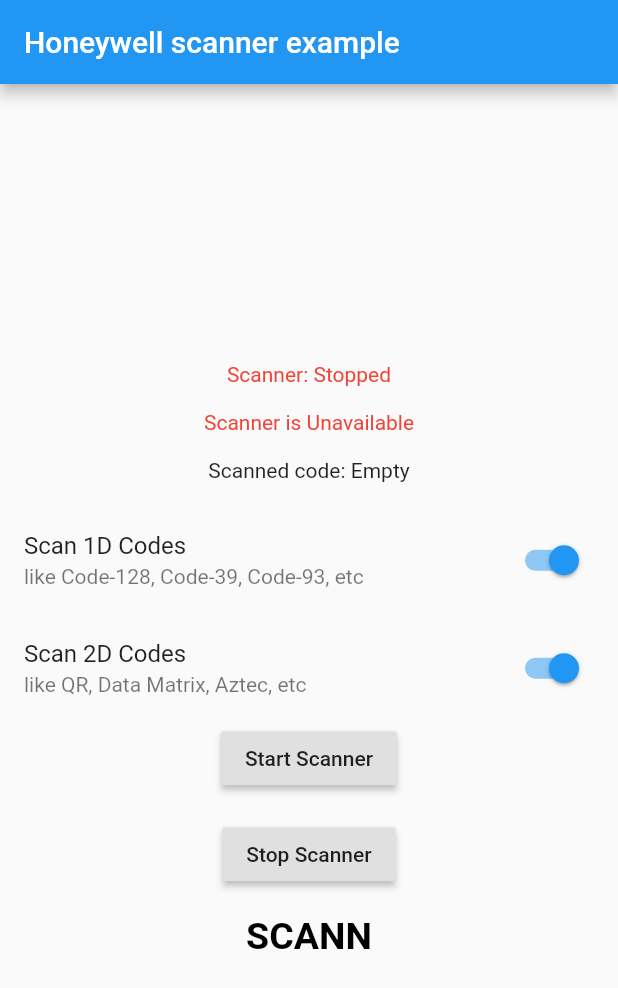
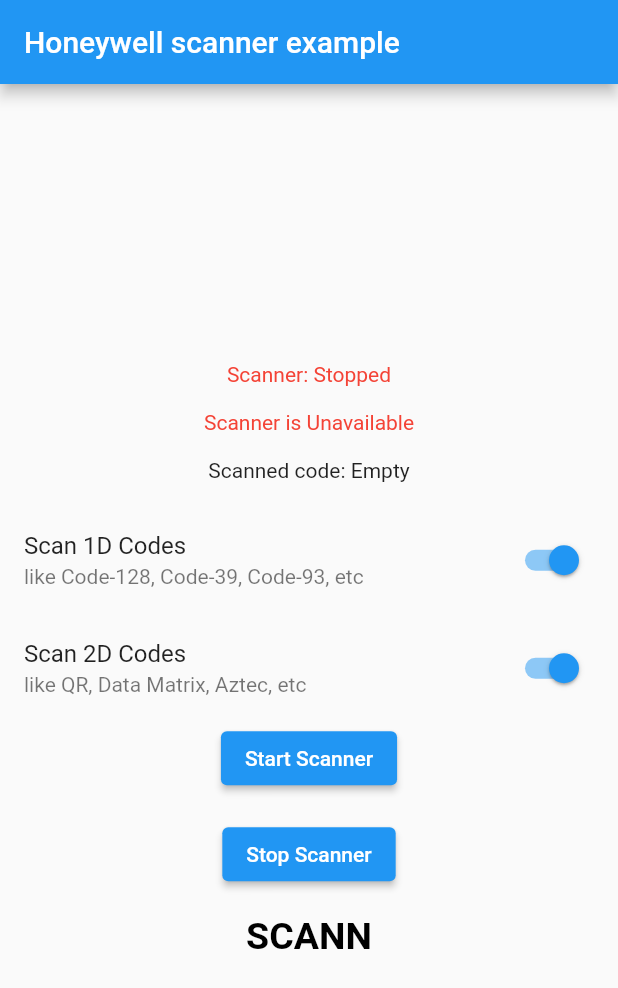
Before and after one commit to ln-sergey/honeywell_plugin, a Flutter app: the screen it shows after launch, on a phone screen of 412 x 824 dp. Shown: the top 988 px of the screen. Run offline on Flutter 3.47's test engine with Material 2 defaults, Android fonts, the phone set to English and light mode, and no system bars.

Commit message:
fix warning 2

```diff
--- a/example/lib/main.dart
+++ b/example/lib/main.dart
@@ -76,7 +76,7 @@ class _MyAppState extends State<MyApp>
               style:
                   TextStyle(color: scannerEnabled ? Colors.blue : Colors.red),
             ),
-            Divider(
+            const Divider(
               color: Colors.transparent,
             ),
             Text(
@@ -84,16 +84,16 @@ class _MyAppState extends State<MyApp>
               style:
                   TextStyle(color: scannerEnabled ? Colors.blue : Colors.red),
             ),
-            Divider(
+            const Divider(
               color: Colors.transparent,
             ),
             Text('Scanned code: $scannedCode'),
-            Divider(
+            const Divider(
               color: Colors.transparent,
             ),
             SwitchListTile(
-              title: Text("Scan 1D Codes"),
-              subtitle: Text("like Code-128, Code-39, Code-93, etc"),
+              title: const Text("Scan 1D Codes"),
+              subtitle: const Text("like Code-128, Code-39, Code-93, etc"),
               value: scan1DFormats,
               onChanged: (value) {
                 scan1DFormats = value;
@@ -102,8 +102,8 @@ class _MyAppState extends State<MyApp>
               },
             ),
             SwitchListTile(
-              title: Text("Scan 2D Codes"),
-              subtitle: Text("like QR, Data Matrix, Aztec, etc"),
+              title: const Text("Scan 2D Codes"),
+              subtitle: const Text("like QR, Data Matrix, Aztec, etc"),
               value: scan2DFormats,
               onChanged: (value) {
                 scan2DFormats = value;
@@ -111,26 +111,26 @@ class _MyAppState extends State<MyApp>
                 setState(() {});
               },
             ),
-            RaisedButton(
-              child: Text("Start Scanner"),
+            ElevatedButton(
+              child: const Text("Start Scanner"),
               onPressed: () {
                 honeywellScanner!.startScanner();
                 scannerEnabled = true;
                 setState(() {});
               },
             ),
-            Divider(
+            const Divider(
               color: Colors.transparent,
             ),
-            RaisedButton(
-              child: Text("Stop Scanner"),
+            ElevatedButton(
+              child: const Text("Stop Scanner"),
               onPressed: () {
                 honeywellScanner!.stopScanner();
                 scannerEnabled = false;
                 setState(() {});
               },
             ),
-            Divider(
+            const Divider(
               color: Colors.transparent,
             ),
             GestureDetector(
@@ -140,7 +140,7 @@ class _MyAppState extends State<MyApp>
                 onTapUp: (tapUpDetails) {
                   honeywellScanner!.stopScanning();
                 },
-                child: Text(
+                child: const Text(
                   'SCANN',
                   style: TextStyle(
                       fontWeight: FontWeight.bold,
@@ -156,7 +156,6 @@ class _MyAppState extends State<MyApp>
   @override
   void didChangeAppLifecycleState(AppLifecycleState state) {
     super.didChangeAppLifecycleState(state);
-    if (state == null) return;
     switch (state) {
       case AppLifecycleState.resumed:
         if (honeywellScanner != null) honeywellScanner!.resumeScanner();
--- a/lib/code_format.dart
+++ b/lib/code_format.dart
@@ -1,3 +1,5 @@
+// ignore_for_file: constant_identifier_names
+
 import 'package:collection/collection.dart' show IterableExtension;
 import 'package:flutter/foundation.dart';
 
@@ -49,30 +51,30 @@ enum CodeFormat {
 }
 
 extension CodeFormatUtils on CodeFormat {
-  static final String _CODE_FORMAT_PROPERTY_AZTEC_ENABLED = "DEC_AZTEC_ENABLED";
-  static final String _CODE_FORMAT_PROPERTY_CODABAR_ENABLED =
+  static const String _CODE_FORMAT_PROPERTY_AZTEC_ENABLED = "DEC_AZTEC_ENABLED";
+  static const String _CODE_FORMAT_PROPERTY_CODABAR_ENABLED =
       "DEC_CODABAR_ENABLED";
-  static final String _CODE_FORMAT_PROPERTY_CODE_39_ENABLED =
+  static const String _CODE_FORMAT_PROPERTY_CODE_39_ENABLED =
       "DEC_CODE39_ENABLED";
-  static final String _CODE_FORMAT_PROPERTY_CODE_93_ENABLED =
+  static const String _CODE_FORMAT_PROPERTY_CODE_93_ENABLED =
       "DEC_CODE93_ENABLED";
-  static final String _CODE_FORMAT_PROPERTY_CODE_128_ENABLED =
+  static const String _CODE_FORMAT_PROPERTY_CODE_128_ENABLED =
       "DEC_CODE128_ENABLED";
-  static final String _CODE_FORMAT_PROPERTY_DATAMATRIX_ENABLED =
+  static const String _CODE_FORMAT_PROPERTY_DATAMATRIX_ENABLED =
       "DEC_DATAMATRIX_ENABLED";
-  static final String _CODE_FORMAT_PROPERTY_EAN_8_ENABLED = "DEC_EAN8_ENABLED";
-  static final String _CODE_FORMAT_PROPERTY_EAN_13_ENABLED =
+  static const String _CODE_FORMAT_PROPERTY_EAN_8_ENABLED = "DEC_EAN8_ENABLED";
+  static const String _CODE_FORMAT_PROPERTY_EAN_13_ENABLED =
       "DEC_EAN13_ENABLED";
-  static final String _CODE_FORMAT_PROPERTY_MAXICODE_ENABLED =
+  static const String _CODE_FORMAT_PROPERTY_MAXICODE_ENABLED =
       "DEC_MAXICODE_ENABLED";
-  static final String _CODE_FORMAT_PROPERTY_PDF_417_ENABLED =
+  static const String _CODE_FORMAT_PROPERTY_PDF_417_ENABLED =
       "DEC_PDF417_ENABLED";
-  static final String _CODE_FORMAT_PROPERTY_QR_CODE_ENABLED = "DEC_QR_ENABLED";
-  static final String _CODE_FORMAT_PROPERTY_RSS_ENABLED = "DEC_RSS_14_ENABLED";
-  static final String _CODE_FORMAT_PROPERTY_RSS_EXPANDED_ENABLED =
+  static const String _CODE_FORMAT_PROPERTY_QR_CODE_ENABLED = "DEC_QR_ENABLED";
+  static const String _CODE_FORMAT_PROPERTY_RSS_ENABLED = "DEC_RSS_14_ENABLED";
+  static const String _CODE_FORMAT_PROPERTY_RSS_EXPANDED_ENABLED =
       "DEC_RSS_EXPANDED_ENABLED";
-  static final String _CODE_FORMAT_PROPERTY_UPC_A_ENABLE = "DEC_UPCA_ENABLE";
-  static final String _CODE_FORMAT_PROPERTY_UPC_E_ENABLED = "DEC_UPCE0_ENABLED";
+  static const String _CODE_FORMAT_PROPERTY_UPC_A_ENABLE = "DEC_UPCA_ENABLE";
+  static const String _CODE_FORMAT_PROPERTY_UPC_E_ENABLED = "DEC_UPCE0_ENABLED";
 
   /// All supported code formats
   static const List<CodeFormat> ALL_FORMATS = CodeFormat.values;
@@ -156,7 +158,7 @@ extension CodeFormatUtils on CodeFormat {
         default:
       }
     } catch (e) {
-      print(e);
+      debugPrint(e.toString());
     }
     return null;
   }
@@ -171,20 +173,21 @@ extension CodeFormatUtils on CodeFormat {
   /// - The codeFormats not specified in the [codeFormats] list will be set to disabled
   /// - Empty codeFormats list means no properties at all
   /// This function is Deprecated, use [getAsPropertiesComplement(...)] instead
-  @deprecated
+  @Deprecated("This function is Deprecated, use [getAsPropertiesComplement(...)]")
   static Map<String?, dynamic> getFormatsAsProperties(
       final List<CodeFormat> codeFormats) {
     if (codeFormats.isEmpty) return {};
 
     Map<String?, dynamic> mapProperties = {};
-    codeFormats.forEach((codeFormat) {
+    for (var codeFormat in codeFormats) {
       mapProperties[codeFormat.propertyName] = true;
-    });
-    CodeFormat.values.forEach((codeFormat) {
+    }
+    for (var codeFormat in CodeFormat.values) {
       String? propertyName = codeFormat.propertyName;
-      if (propertyName != null)
+      if (propertyName != null) {
         mapProperties[propertyName] = mapProperties.containsKey(propertyName);
-    });
+      }
+    }
     return mapProperties;
   }
 
@@ -197,8 +200,9 @@ extension CodeFormatUtils on CodeFormat {
       {bool enabled = true}) {
     if (codeFormats.isEmpty) return {};
     Map<String?, dynamic> mapProperties = {};
-    codeFormats.forEach(
-        (codeFormat) => mapProperties[codeFormat.propertyName] = enabled);
+    for (var codeFormat in codeFormats) {
+      mapProperties[codeFormat.propertyName] = enabled;
+    }
     return mapProperties;
   }
 
@@ -217,11 +221,12 @@ extension CodeFormatUtils on CodeFormat {
 
     Map<String?, dynamic> mapProperties =
         getAsProperties(codeFormats, enabled: enabled);
-    CodeFormat.values.forEach((codeFormat) {
+    for (var codeFormat in CodeFormat.values) {
       String? propertyName = codeFormat.propertyName;
-      if (propertyName != null && !mapProperties.containsKey(propertyName))
+      if (propertyName != null && !mapProperties.containsKey(propertyName)) {
         mapProperties[propertyName] = !enabled;
-    });
+      }
+    }
     return mapProperties;
   }
 }
--- a/lib/honeywell_plugin.dart
+++ b/lib/honeywell_plugin.dart
@@ -1,3 +1,5 @@
+// ignore_for_file: constant_identifier_names
+
 import 'dart:async';
 
 import 'package:flutter/cupertino.dart';
@@ -17,11 +19,11 @@ class HoneywellPlugin {
   static const _ON_DECODED = "onDecoded";
   static const _ON_ERROR = "onError";
 
-  static const MethodChannel _channel = const MethodChannel('honeywell_plugin');
+  static const MethodChannel _channel = MethodChannel('honeywell_plugin');
   ScannerCallBack _scannerCallBack;
 
   HoneywellPlugin({required ScannerCallBack scannerCallBack})
-      : this._scannerCallBack = scannerCallBack {
+      : _scannerCallBack = scannerCallBack {
     _channel.setMethodCallHandler(_onMethodCall);
   }
 
```
